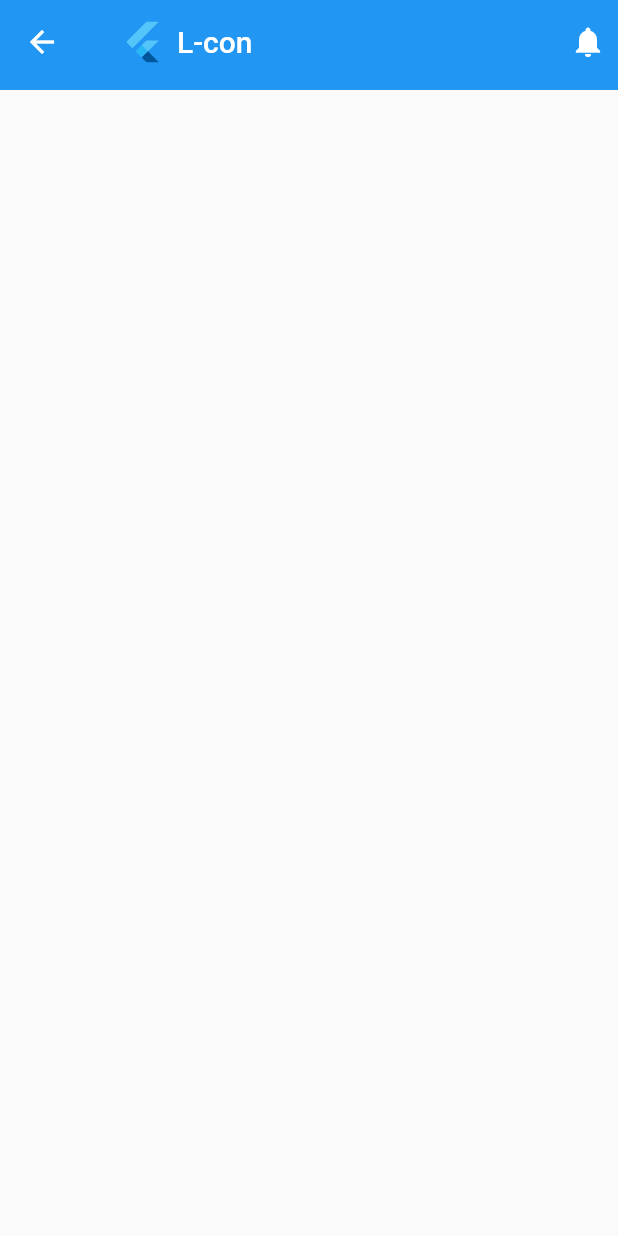
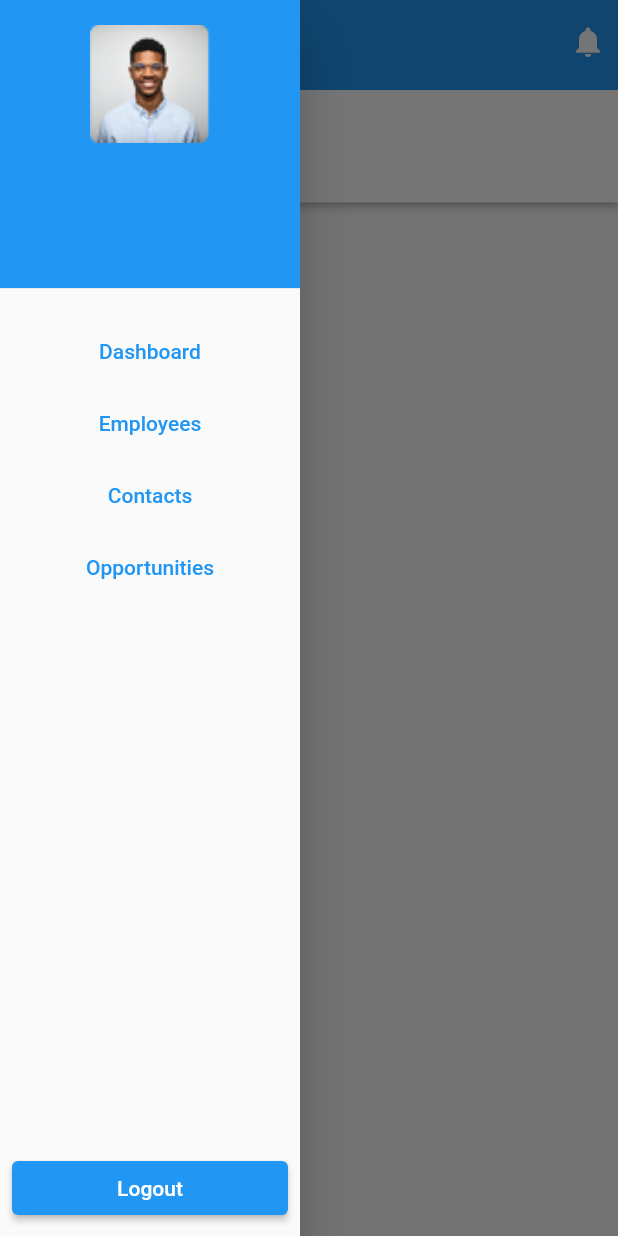
Before and after one commit to PreetRai/lmsadmin, a Flutter app: the Contacts screen opened by its route, with the side drawer open (before the commit the screen has no drawer), on a phone screen of 412 x 824 dp. Run offline on Flutter 3.47's test engine with Material 2 defaults, Android fonts, the light colour scheme and no system bars; our stand-ins replace cloud_firestore, firebase_auth, firebase_core, fluttertoast; missing offline and left inert: dart:html; accounts and stored records are empty.

Commit message:
navigation updates

```diff
--- a/lib/pages/contacts.dart
+++ b/lib/pages/contacts.dart
@@ -1,6 +1,8 @@
 import 'package:flutter/material.dart';
+import 'package:lmsadmin/widgets/header.dart';
 
 import '../widgets/app_bar.dart';
+import '../widgets/app_drawer.dart';
 
 class Contacts extends StatefulWidget {
   const Contacts({Key? key}) : super(key: key);
@@ -12,6 +14,12 @@ class Contacts extends StatefulWidget {
 class _ContactsState extends State<Contacts> {
   @override
   Widget build(BuildContext context) {
-    return Scaffold(appBar: const CustomAppBar(), body: Container());
+    return Scaffold(
+      appBar: const CustomAppBar(),
+      drawer: const AppDrawer(),
+      body: Column(
+        children: const [Header(headerTitle: 'Contacts')],
+      ),
+    );
   }
 }
--- a/lib/pages/dashboard.dart
+++ b/lib/pages/dashboard.dart
@@ -2,7 +2,6 @@ import 'package:cloud_firestore/cloud_firestore.dart';
 import 'package:firebase_auth/firebase_auth.dart';
 import 'package:flutter/material.dart';
 import 'package:lmsadmin/model/user_model.dart';
-import 'package:lmsadmin/pages/login.dart';
 import 'package:lmsadmin/widgets/app_bar.dart';
 import 'package:lmsadmin/widgets/app_drawer.dart';
 import 'package:lmsadmin/widgets/header.dart';
--- a/lib/pages/employees.dart
+++ b/lib/pages/employees.dart
@@ -17,7 +17,7 @@ class _EmployeedetailsState extends State<Employeedetails> {
   Widget build(BuildContext context) {
     return Scaffold(
         appBar: const CustomAppBar(),
-        drawer: AppDrawer(),
+        drawer: const AppDrawer(),
         body: Container(
           color: Colors.black12,
           child: Column(
--- a/lib/widgets/app_drawer.dart
+++ b/lib/widgets/app_drawer.dart
@@ -37,7 +37,7 @@ class _AppDrawerState extends State<AppDrawer> {
 
   @override
   Widget build(BuildContext context) {
-    return Container(
+    return SizedBox(
       width: 200,
       child: Drawer(
         child: Column(
```
Also changed, not shown: lib/pages/opportunities.dart (+9 -1 lines), lib/pages/settings.dart (+9 -1 lines), lib/widgets/app_bar.dart (+0 -7 lines).
